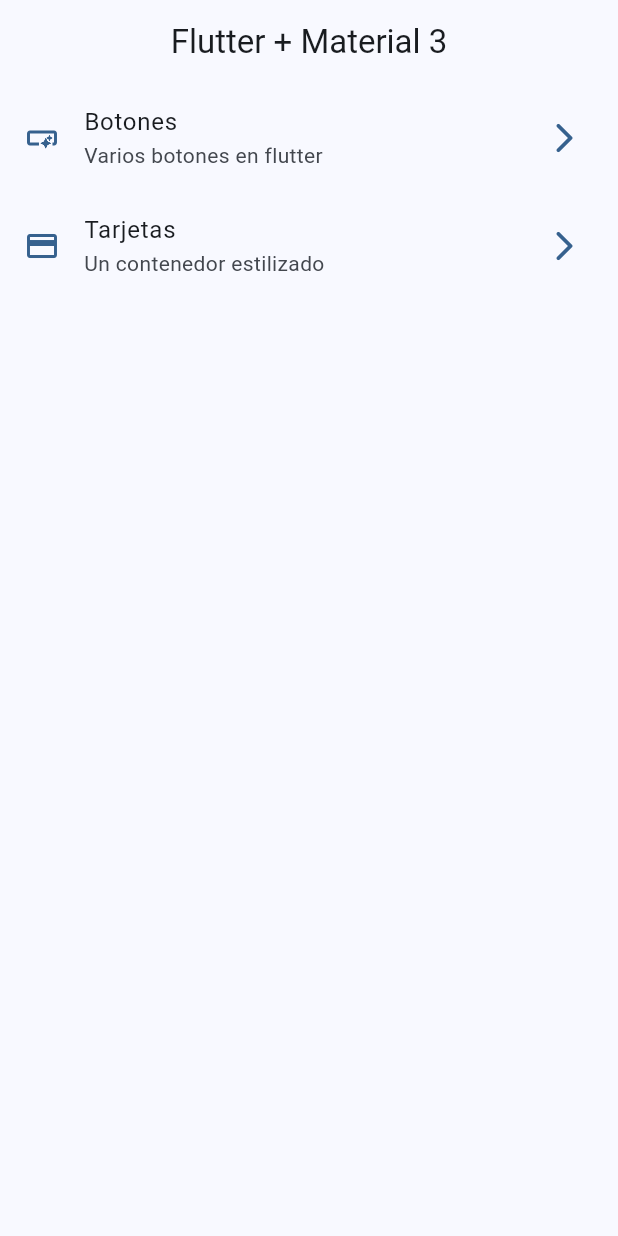
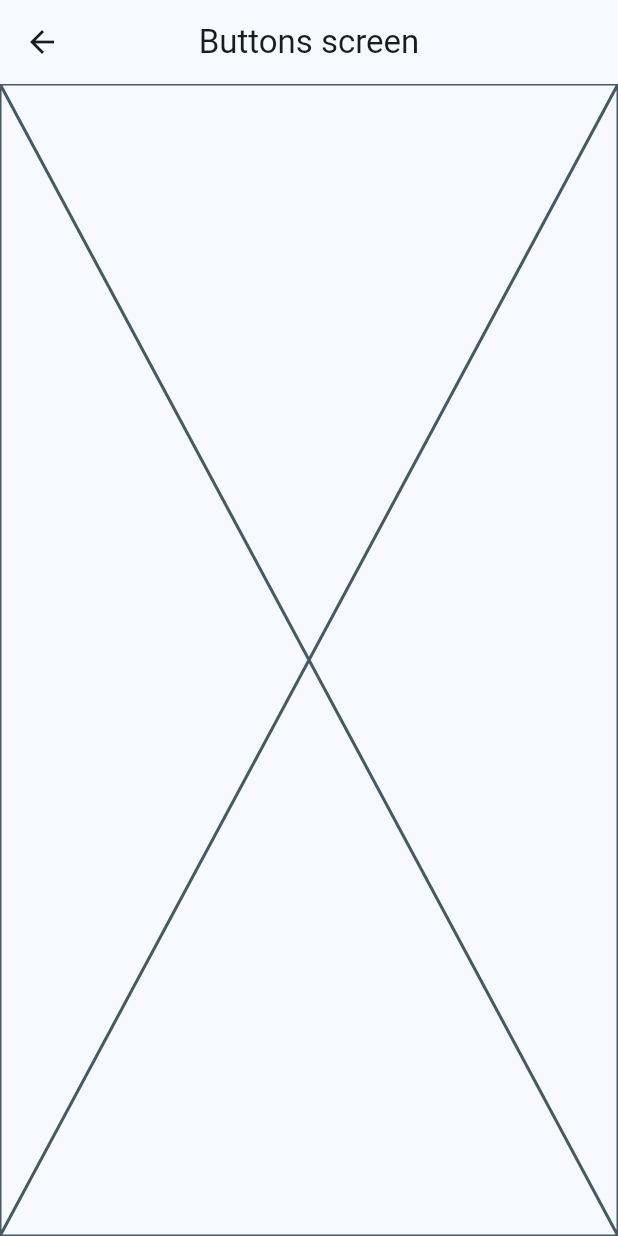
Before and after one commit to SanJohan/widgets-app, a Flutter app: the screen it shows after launch, after a tap on "Botones", on a phone screen of 412 x 824 dp. Run offline on Flutter 3.47's test engine with Material 3 defaults, Android fonts, the phone set to English and light mode, and no system bars; our stand-ins replace go_router.

Commit message:
go_router configurado

```diff
--- a/lib/config/menu/menu_items.dart
+++ b/lib/config/menu/menu_items.dart
@@ -26,7 +26,7 @@ class MenuItems {
     MenuItems(
       title: 'Tarjetas',
       subtitle: 'Un contenedor estilizado',
-      link: '/card',
+      link: '/cards',
       icon: Icons.credit_card
     ),
   ];
--- /dev/null
+++ b/lib/config/router/app_router.dart
@@ -0,0 +1,23 @@
+import 'package:go_router/go_router.dart';
+import 'package:widgets_app/presentation/screens/buttons/buttons_screen.dart';
+import 'package:widgets_app/presentation/screens/cards/cards_screen.dart';
+import 'package:widgets_app/presentation/screens/home/home_screen.dart';
+
+// GoRouter configuration
+final appRouter = GoRouter(
+  initialLocation: '/',
+  routes: [
+    GoRoute(
+      path: '/',
+      builder: (context, state) => const HomeScreen(),
+    ),
+    GoRoute(
+      path: '/buttons',
+      builder: (context, state) => const ButtonsScreen(),
+    ),
+    GoRoute(
+      path: '/cards',
+      builder: (context, state) => const CardsScreen(),
+    ),
+  ],
+);
--- a/lib/main.dart
+++ b/lib/main.dart
@@ -1,6 +1,7 @@
 import 'package:flutter/material.dart';
+import 'package:widgets_app/config/router/app_router.dart';
 import 'package:widgets_app/config/theme/app_theme.dart';
-import 'package:widgets_app/presentation/screens/home/home_screen.dart';
+
 
 void main() {
   runApp(const MainApp());
@@ -11,10 +12,10 @@ class MainApp extends StatelessWidget {
 
   @override
   Widget build(BuildContext context) {
-    return MaterialApp(
+    return MaterialApp.router(
+      routerConfig: appRouter,
       debugShowCheckedModeBanner: false,
       theme: AppTheme(selectedColor: 0).getTheme(),
-      home: const HomeScreen()
     );
   }
 }
--- /dev/null
+++ b/lib/presentation/screens/buttons/buttons_screen.dart
@@ -0,0 +1,15 @@
+import 'package:flutter/material.dart';
+
+class ButtonsScreen extends StatelessWidget {
+  const ButtonsScreen({super.key});
+
+  @override
+  Widget build(BuildContext context) {
+    return Scaffold(
+      appBar: AppBar(
+        title: const Text('Buttons screen'),
+      ),
+      body: const Placeholder(),
+    );
+  }
+}
--- /dev/null
+++ b/lib/presentation/screens/cards/cards_screen.dart
@@ -0,0 +1,15 @@
+import 'package:flutter/material.dart';
+
+class CardsScreen extends StatelessWidget {
+  const CardsScreen({super.key});
+
+  @override
+  Widget build(BuildContext context) {
+    return Scaffold(
+      appBar: AppBar(
+        title: const Text('Cards screen'),
+      ),
+      body: const Placeholder(),
+    );
+  }
+}
--- a/lib/presentation/screens/home/home_screen.dart
+++ b/lib/presentation/screens/home/home_screen.dart
@@ -1,5 +1,8 @@
 import 'package:flutter/material.dart';
+import 'package:go_router/go_router.dart';
 import 'package:widgets_app/config/menu/menu_items.dart';
+import 'package:widgets_app/config/router/app_router.dart';
+import 'package:widgets_app/presentation/screens/buttons/buttons_screen.dart';
 
 class HomeScreen extends StatelessWidget {
   const HomeScreen({super.key});
@@ -53,7 +56,11 @@ class _CustomListTile extends StatelessWidget {
       title:  Text(menuItem.title),
       subtitle: Text(menuItem.subtitle),
       onTap: () {
-         //TODO: navegar a otra pantalla
+        // Navigator.of(context).push(
+        //   MaterialPageRoute(builder: (context) => const ButtonsScreen()),
+        // );
+        //Navigator.pushNamed(context, menuItem.link);
+        context.push(menuItem.link);
       },
     );
   }
--- /dev/null
+++ b/lib/presentation/screens/screens.dart
@@ -0,0 +1,3 @@
+export 'package:widgets_app/presentation/screens/buttons/buttons_screen.dart';
+export 'package:widgets_app/presentation/screens/cards/cards_screen.dart';
+export 'package:widgets_app/presentation/screens/home/home_screen.dart';
--- a/pubspec.yaml
+++ b/pubspec.yaml
@@ -9,11 +9,12 @@ environment:
 dependencies:
   flutter:
     sdk: flutter
+  go_router: ^14.6.2
 
 dev_dependencies:
+  flutter_lints: ^4.0.0
   flutter_test:
     sdk: flutter
-  flutter_lints: ^4.0.0
 
 flutter:
   uses-material-design: true
```
Also changed, not shown: pubspec.lock.
